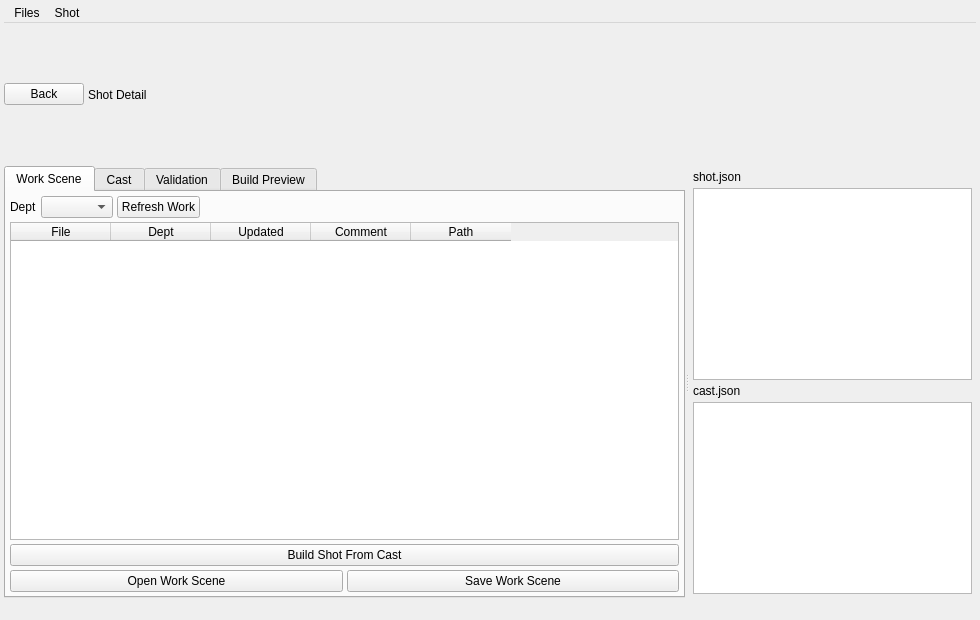
The window that scripts/ui/shot_manager.ui (smartanimation/smartlibrary) describes before a commit, drawn with Qt 5.
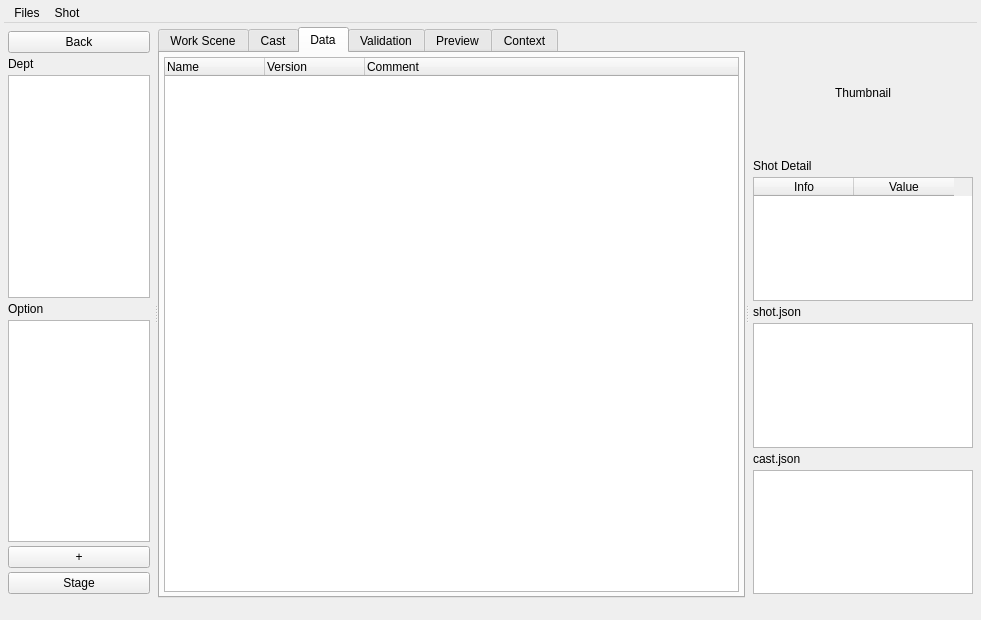
The same window after the commit. The open tabs and pages were chosen to show the change.

Commit message: Add context assembly verification and pack validation UI

```diff
--- a/scripts/ui/shot_manager.ui
+++ b/scripts/ui/shot_manager.ui
@@ -133,10 +133,39 @@
         <number>0</number>
        </property>
        <item>
-        <layout class="QHBoxLayout" name="detail_header_layout">
+        <widget class="QSplitter" name="detail_splitter">
+         <property name="orientation">
+          <enum>Qt::Horizontal</enum>
+         </property>
+         <widget class="QWidget" name="detail_selector_widget">
+          <property name="minimumSize">
+           <size>
+            <width>150</width>
+            <height>0</height>
+           </size>
+          </property>
+          <property name="maximumSize">
+           <size>
+            <width>220</width>
+            <height>16777215</height>
+           </size>
+          </property>
+          <layout class="QVBoxLayout" name="detail_selector_layout">
          <property name="spacing">
           <number>4</number>
          </property>
+           <property name="leftMargin">
+            <number>4</number>
+           </property>
+           <property name="topMargin">
+            <number>4</number>
+           </property>
+           <property name="rightMargin">
+            <number>4</number>
+           </property>
+           <property name="bottomMargin">
+            <number>4</number>
+           </property>
          <item>
           <widget class="QPushButton" name="back_to_shots_btn">
            <property name="text">
@@ -145,32 +174,41 @@
           </widget>
          </item>
          <item>
-          <widget class="QLabel" name="detail_title_label">
+            <widget class="QLabel" name="shot_dept_label">
            <property name="text">
-            <string>Shot Detail</string>
+              <string>Dept</string>
            </property>
           </widget>
          </item>
          <item>
-          <spacer name="detail_header_spacer">
-           <property name="orientation">
-            <enum>Qt::Horizontal</enum>
-           </property>
-           <property name="sizeHint" stdset="0">
-            <size>
-             <width>40</width>
-             <height>20</height>
-            </size>
-           </property>
-          </spacer>
-         </item>
-        </layout>
-       </item>
-       <item>
-        <widget class="QSplitter" name="detail_splitter">
-         <property name="orientation">
-          <enum>Qt::Horizontal</enum>
-         </property>
+            <widget class="QListWidget" name="shot_dept_list"/>
+           </item>
+           <item>
+            <widget class="QLabel" name="shot_variant_label">
+             <property name="text">
+              <string>Option</string>
+             </property>
+            </widget>
+           </item>
+           <item>
+            <widget class="QListWidget" name="shot_variant_list"/>
+           </item>
+           <item>
+            <widget class="QPushButton" name="add_shot_variant_btn">
+             <property name="text">
+              <string>+</string>
+             </property>
+            </widget>
+           </item>
+           <item>
+            <widget class="QPushButton" name="stage_shot_btn">
+             <property name="text">
+              <string>Stage</string>
+             </property>
+            </widget>
+           </item>
+          </layout>
+         </widget>
          <widget class="QTabWidget" name="tabs">
          <widget class="QWidget" name="work_tab">
           <attribute name="title">
@@ -396,6 +434,44 @@
            </item>
           </layout>
          </widget>
+         <widget class="QWidget" name="data_tab">
+          <attribute name="title">
+           <string>Data</string>
+          </attribute>
+          <layout class="QVBoxLayout" name="data_layout">
+           <property name="leftMargin">
+            <number>4</number>
+           </property>
+           <property name="topMargin">
+            <number>4</number>
+           </property>
+           <property name="rightMargin">
+            <number>4</number>
+           </property>
+           <property name="bottomMargin">
+            <number>4</number>
+           </property>
+           <item>
+            <widget class="QTreeWidget" name="shot_data_tree">
+             <column>
+              <property name="text">
+               <string>Name</string>
+              </property>
+             </column>
+             <column>
+              <property name="text">
+               <string>Version</string>
+              </property>
+             </column>
+             <column>
+              <property name="text">
+               <string>Comment</string>
+              </property>
+             </column>
+            </widget>
+           </item>
+          </layout>
+         </widget>
          <widget class="QPlainTextEdit" name="validation_view">
           <attribute name="title">
            <string>Validation</string>
@@ -406,7 +482,7 @@
          </widget>
          <widget class="QWidget" name="build_preview_tab">
           <attribute name="title">
-           <string>Build Preview</string>
+           <string>Preview</string>
           </attribute>
           <layout class="QVBoxLayout" name="buildpreview_layout">
            <property name="spacing">
@@ -497,6 +573,44 @@
            </item>
           </layout>
          </widget>
+         <widget class="QWidget" name="context_tab">
+          <attribute name="title">
+           <string>Context</string>
+          </attribute>
+          <layout class="QVBoxLayout" name="context_layout">
+           <property name="leftMargin">
+            <number>4</number>
+           </property>
+           <property name="topMargin">
+            <number>4</number>
+           </property>
+           <property name="rightMargin">
+            <number>4</number>
+           </property>
+           <property name="bottomMargin">
+            <number>4</number>
+           </property>
+           <item>
+            <widget class="QTreeWidget" name="shot_context_tree">
+             <column>
+              <property name="text">
+               <string>Context</string>
+              </property>
+             </column>
+             <column>
+              <property name="text">
+               <string>State</string>
+              </property>
+             </column>
+             <column>
+              <property name="text">
+               <string>Version</string>
+              </property>
+             </column>
+            </widget>
+           </item>
+          </layout>
+         </widget>
          </widget>
          <widget class="QWidget" name="info_widget">
           <layout class="QVBoxLayout" name="info_layout">
@@ -515,6 +629,49 @@
            <property name="bottomMargin">
             <number>4</number>
            </property>
+           <item>
+            <widget class="QLabel" name="shot_thumbnail_label">
+             <property name="minimumSize">
+              <size>
+               <width>220</width>
+               <height>124</height>
+              </size>
+             </property>
+             <property name="alignment">
+              <set>Qt::AlignCenter</set>
+             </property>
+             <property name="text">
+              <string>Thumbnail</string>
+             </property>
+            </widget>
+           </item>
+           <item>
+            <widget class="QLabel" name="detail_title_label">
+             <property name="text">
+              <string>Shot Detail</string>
+             </property>
+            </widget>
+           </item>
+           <item>
+            <widget class="QTableWidget" name="shot_info_table">
+             <property name="rowCount">
+              <number>0</number>
+             </property>
+             <property name="columnCount">
+              <number>2</number>
+             </property>
+             <column>
+              <property name="text">
+               <string>Info</string>
+              </property>
+             </column>
+             <column>
+              <property name="text">
+               <string>Value</string>
+              </property>
+             </column>
+            </widget>
+           </item>
            <item>
             <widget class="QLabel" name="shot_json_label">
              <property name="text">
```
Left out of the diff: 30 changed lines with no effect on the pictures. Lines whose indentation alone changed are shown as unchanged. The commit also changes 12 other files.
